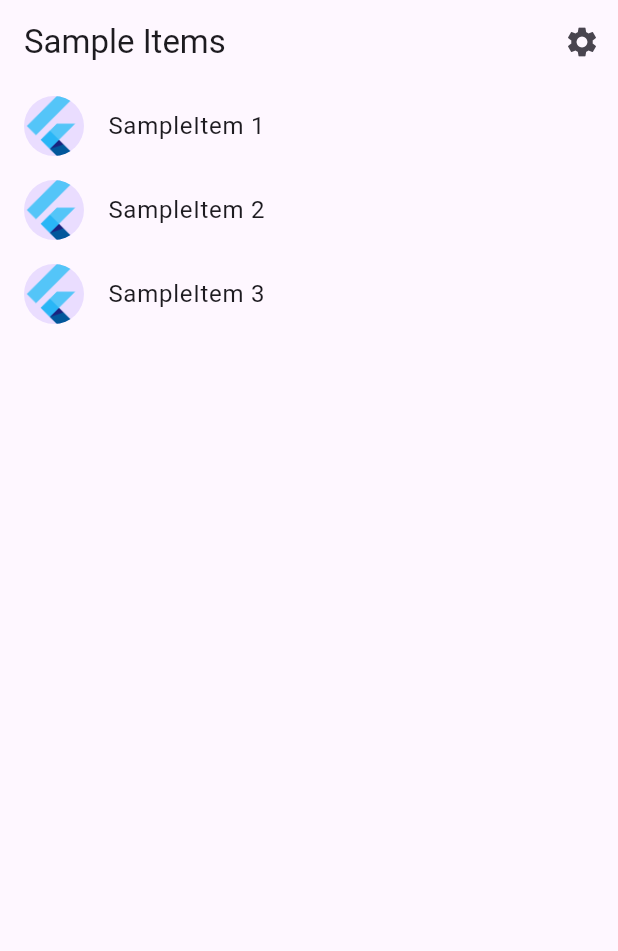
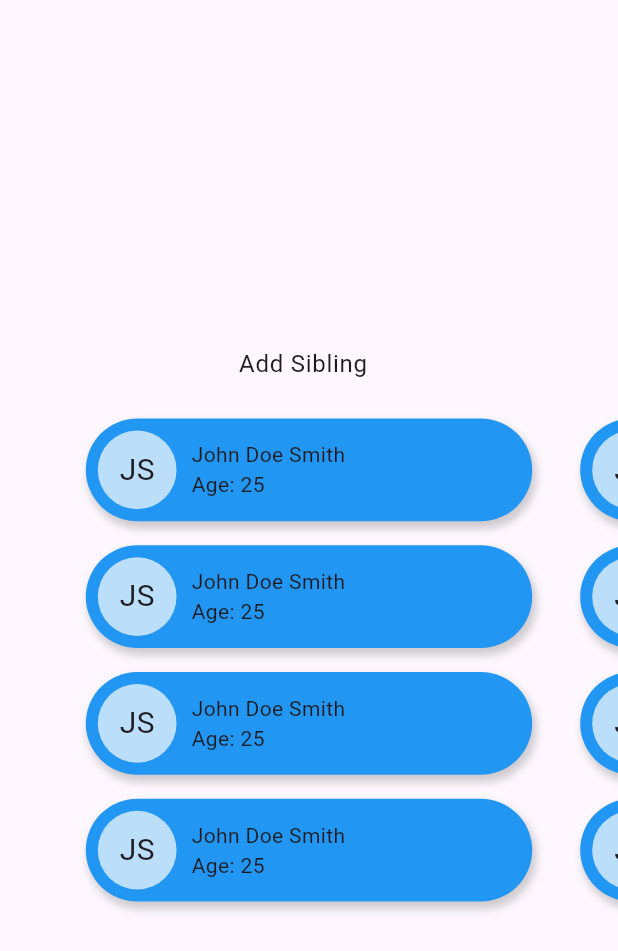
Before and after one commit to jonathanortega2023/Migra-Chat, a Flutter app: the screen it shows after launch, on a phone screen of 412 x 824 dp. Shown: the top 951 px of the screen. Run offline on Flutter 3.47's test engine with Material 3 defaults, Android fonts, the phone set to English and light mode, and no system bars; drawn by our look-alikes of getwidget; generated files the repository leaves out were written again.

Commit message:
android minSDK, person model, family tree pageview

```diff
--- a/migra_chat/lib/src/app.dart
+++ b/migra_chat/lib/src/app.dart
@@ -6,6 +6,7 @@ import 'sample_feature/sample_item_details_view.dart';
 import 'sample_feature/sample_item_list_view.dart';
 import 'settings/settings_controller.dart';
 import 'settings/settings_view.dart';
+import '../src/ui/family_tree/family_tree.dart';
 
 /// The Widget that configures your application.
 class MyApp extends StatelessWidget {
@@ -78,6 +79,7 @@ class MyApp extends StatelessWidget {
               },
             );
           },
+          home: const SafeArea(child: FamilyTree()),
         );
       },
     );
--- /dev/null
+++ b/migra_chat/lib/src/models/person.dart
@@ -0,0 +1,71 @@
+enum Gender { male, female, nonBinary }
+
+enum Country { us, canada, mexico, other }
+
+enum USCitizenship { citizen, resident, visa, undocumented }
+
+enum Relationship { parent, child, sibling, stepchild, stepSibling, stepParent, spouse, exSpouse}
+
+enum LivingStatus { alive, deceased }
+
+enum MaritalStatus { single, married, divorced, widowed }
+
+class Person {
+  String firstName;
+  String? middleName;
+  String lastName;
+  LivingStatus livingStatus;
+  MaritalStatus? maritalStatus;
+  DateTime dateOfBirth;
+  Gender gender;
+  Country? countryOfResidence;
+  USCitizenship? usCitizenStatus;
+  int? usZipCode;
+  Map<Person, Relationship> relationships;
+
+  Person({
+    required this.firstName,
+    required this.middleName,
+    required this.lastName,
+    required this.livingStatus,
+    required this.maritalStatus,
+    required this.dateOfBirth,
+    required this.gender,
+    this.countryOfResidence,
+    required this.usCitizenStatus,
+    this.usZipCode,
+    required this.relationships,
+  });
+
+  String get fullName => '$firstName ${middleName ?? ''} $lastName';
+  bool get isAlive => livingStatus == LivingStatus.alive;
+  int get age => DateTime.now().difference(dateOfBirth).inDays ~/ 365;
+  bool get isAdult => age >= 18;
+  bool get isMinor => age < 18;
+  bool get isSenior => age >= 65;
+  int get numDependents =>
+      relationships.values.where((r) => r == Relationship.child).length;
+  int? get zipCode => usZipCode;
+  bool get hasDependents => relationships.values.contains(Relationship.child);
+  bool get isUSCitizen => usCitizenStatus == USCitizenship.citizen;
+  bool get isResident => usCitizenStatus == USCitizenship.resident;
+  bool get isVisaHolder => usCitizenStatus == USCitizenship.visa;
+  bool get isUndocumented => usCitizenStatus == USCitizenship.undocumented;
+  bool get isLivingInUS => countryOfResidence == Country.us;
+}
+
+class PrimaryPerson extends Person {
+  PrimaryPerson({
+    required super.firstName,
+    super.middleName,
+    required super.lastName,
+    required super.livingStatus,
+    required super.maritalStatus,
+    required super.dateOfBirth,
+    required super.gender,
+    required super.countryOfResidence,
+    super.usCitizenStatus,
+    super.usZipCode,
+    required super.relationships,
+  }) ;
+}
--- /dev/null
+++ b/migra_chat/lib/src/ui/family_tree/family_tree.dart
@@ -0,0 +1,86 @@
+import 'package:flutter/material.dart';
+import '../../models/person.dart';
+import 'package:getwidget/getwidget.dart';
+
+// ignore: non_constant_identifier_names
+final Person ME = PrimaryPerson(
+  firstName: "John",
+  middleName: "Doe",
+  lastName: "Smith",
+  gender: Gender.male,
+  usCitizenStatus: USCitizenship.citizen,
+  countryOfResidence: Country.us,
+  usZipCode: 60647,
+  livingStatus: LivingStatus.alive,
+  maritalStatus: MaritalStatus.married,
+  dateOfBirth: DateTime(1998, 5, 29),
+  relationships: {},
+);
+
+class FamilyTree extends StatefulWidget {
+  const FamilyTree({super.key});
+
+  @override
+  State<FamilyTree> createState() => _FamilyTreeState();
+}
+
+class _FamilyTreeState extends State<FamilyTree> {
+  @override
+  Widget build(BuildContext context) {
+    return Scaffold(
+        appBar: null,
+        body: PageView.builder(
+          itemBuilder: (context, index) {
+            return Center(
+              child: ListView.builder(
+                itemBuilder: (context, index) {
+                  if (index == 0){
+                    // Add person button
+                    return ListTile(
+                      title: Center(child: Text('Add Sibling')),
+                      onTap: () {
+                        // Implement your onTap logic here
+                      },
+                    );
+                  }
+                  return FamilyTreeLeaf(person: ME);
+                  return ListTile(
+                    title: Center(child: Text('Person $index')),
+                  );
+                },
+                shrinkWrap: true,
+                itemCount: 5,
+              ),
+            );
+          },
+          controller: PageController(viewportFraction: 0.8),
+        ));
+  }
+}
+
+class FamilyTreeLeaf extends StatelessWidget {
+  final Person person;
+
+  const FamilyTreeLeaf({super.key, required this.person});
+
+  @override
+  Widget build(BuildContext context) {
+    return GFListTile(
+      color: Colors.blue,
+      radius: 50,
+      avatar: GFAvatar(
+        // Example: Displaying initials as avatar
+        child: Text(
+          '${person.firstName[0]}${person.lastName[0]}',
+          style: TextStyle(fontSize: 20),
+        ),
+      ),
+      title: Text('${person.fullName}'),
+      subTitle: Text('Age: ${person.age}'),
+      // You can customize ListTile's onTap behavior here
+      onTap: () {
+        // Implement your onTap logic here
+      },
+    );
+  }
+}
--- a/migra_chat/pubspec.yaml
+++ b/migra_chat/pubspec.yaml
@@ -14,6 +14,7 @@ dependencies:
     sdk: flutter
   flutter_localizations:
     sdk: flutter
+  getwidget: ^4.0.0
   tflite_flutter: ^0.10.4
 
 dev_dependencies:
```
Also changed, not shown: .devcontainer/devcontainer.json, migra_chat/lib/src/ui/intake/intake.dart (added), migra_chat/pubspec.lock, 1 other file.
